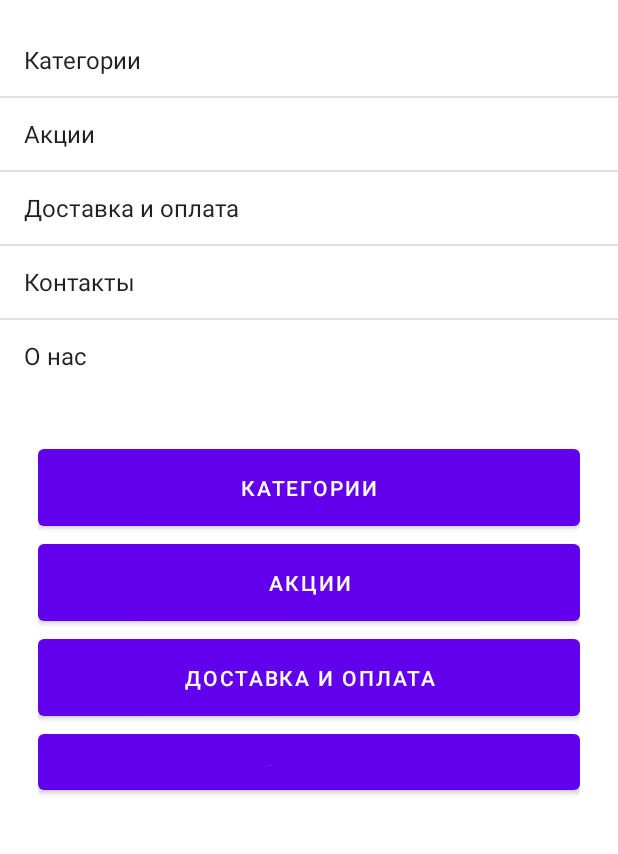
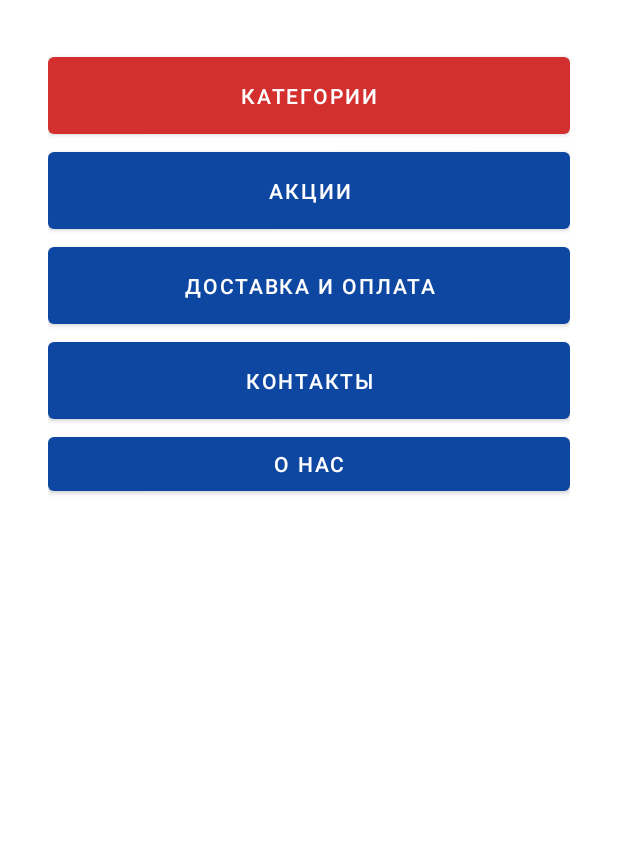
Before and after one commit to dgioto/FYZ, an Android app: the screen it shows after launch (MainActivity), on a phone screen of 412 x 824 dp, the part 185-1039 px from its top. Run offline under Robolectric (Android 15) with nearby library versions, the phone set to English and light mode, and no system bars.

Commit message:
add button

```diff
--- a/app/src/main/AndroidManifest.xml
+++ b/app/src/main/AndroidManifest.xml
@@ -13,7 +13,8 @@
         <activity android:name=".CardProductActivity"></activity>
         <activity android:name=".ChemistryActivity" />
         <activity android:name=".CategoriesActivity" />
-        <activity android:name=".MainActivity">
+        <activity android:name=".MainActivity"
+            android:theme="@style/Theme.MaterialComponents.Light.NoActionBar">
             <intent-filter>
                 <action android:name="android.intent.action.MAIN" />
 
--- a/app/src/main/res/layout/activity_card_product.xml
+++ b/app/src/main/res/layout/activity_card_product.xml
@@ -54,6 +54,7 @@
         android:layout_marginBottom="16dp"
         android:clickable="true"
         android:onClick="onClickCall"
+        app:backgroundTint="@color/purple_500"
         app:layout_constraintBottom_toBottomOf="parent"
         app:layout_constraintEnd_toEndOf="parent"
         app:srcCompat="@android:drawable/sym_action_call" />
--- a/app/src/main/res/layout/activity_main.xml
+++ b/app/src/main/res/layout/activity_main.xml
@@ -17,63 +17,59 @@
         app:layout_constraintTop_toTopOf="parent"
         app:srcCompat="@drawable/logo_2" />
 
-    <ListView
-        android:id="@+id/list_options"
-        style="@style/Widget.AppCompat.ListView"
-        android:layout_width="wrap_content"
+    <LinearLayout
+        android:layout_width="0dp"
         android:layout_height="wrap_content"
-        android:layout_marginTop="16dp"
-        android:entries="@array/options"
-        app:layout_constraintEnd_toEndOf="parent"
-        app:layout_constraintStart_toStartOf="parent"
-        app:layout_constraintTop_toBottomOf="@+id/imageView">
-
-    </ListView>
-
-    <LinearLayout
-        android:layout_width="393dp"
-        android:layout_height="271dp"
-        android:layout_marginTop="16dp"
         android:orientation="vertical"
-        android:padding="16dp"
+        android:padding="32dp"
         app:layout_constraintEnd_toEndOf="parent"
         app:layout_constraintHorizontal_bias="0.5"
         app:layout_constraintStart_toStartOf="parent"
-        app:layout_constraintTop_toBottomOf="@+id/list_options">
+        app:layout_constraintTop_toBottomOf="@+id/imageView">
 
         <Button
             android:id="@+id/button"
             android:layout_width="match_parent"
             android:layout_height="wrap_content"
+            android:onClick="onClickCategories"
             android:padding="16dp"
-            android:text="@string/button" />
+            android:text="@string/button"
+            app:backgroundTint="@color/purple_200" />
 
         <Button
             android:id="@+id/button2"
             android:layout_width="match_parent"
             android:layout_height="wrap_content"
+            android:onClick="onClickPromotions"
             android:padding="16dp"
-            android:text="@string/button2" />
+            android:text="@string/button2"
+            app:backgroundTint="@color/purple_700" />
 
         <Button
             android:id="@+id/button3"
             android:layout_width="match_parent"
             android:layout_height="wrap_content"
+            android:onClick="onClickShippingPayment"
             android:padding="16dp"
-            android:text="@string/button3" />
+            android:text="@string/button3"
+            app:backgroundTint="@color/purple_700" />
 
         <Button
             android:id="@+id/button4"
             android:layout_width="match_parent"
             android:layout_height="wrap_content"
+            android:onClick="onClickСontacts"
             android:padding="16dp"
-            android:text="@string/button4" />
+            android:text="@string/button4"
+            app:backgroundTint="@color/purple_700" />
 
         <Button
             android:id="@+id/button5"
             android:layout_width="match_parent"
             android:layout_height="wrap_content"
-            android:text="@string/button5" />
+            android:onClick="onClickAboutUs"
+            android:text="@string/button5"
+            app:backgroundTint="@color/purple_700" />
     </LinearLayout>
 
 </androidx.constraintlayout.widget.ConstraintLayout>
--- a/app/src/main/res/values/colors.xml
+++ b/app/src/main/res/values/colors.xml
@@ -1,7 +1,7 @@
 <?xml version="1.0" encoding="utf-8"?>
 <resources>
-    <color name="purple_200">#FFBB86FC</color>
-    <color name="purple_500">#FF6200EE</color>
+    <color name="purple_200">#D32F2F</color>
+    <color name="purple_500">#1565C0</color>
     <color name="purple_700">#0D47A1</color>
     <color name="teal_200">#FF03DAC5</color>
     <color name="teal_700">#FF018786</color>
--- a/app/src/main/res/values/themes.xml
+++ b/app/src/main/res/values/themes.xml
@@ -1,6 +1,6 @@
 <resources xmlns:tools="http://schemas.android.com/tools">
     <!-- Base application theme. -->
-    <style name="Theme.FYZ" parent="Theme.MaterialComponents.Light.NoActionBar">
+    <style name="Theme.FYZ" parent="Theme.MaterialComponents.Light.DarkActionBar">
         <!-- Primary brand color. -->
         <item name="colorPrimary">@color/purple_500</item>
         <item name="colorPrimaryVariant">@color/purple_700</item>
```
Also changed, not shown: app/src/main/java/com/example/fyz/MainActivity.java (+38 -19 lines).
